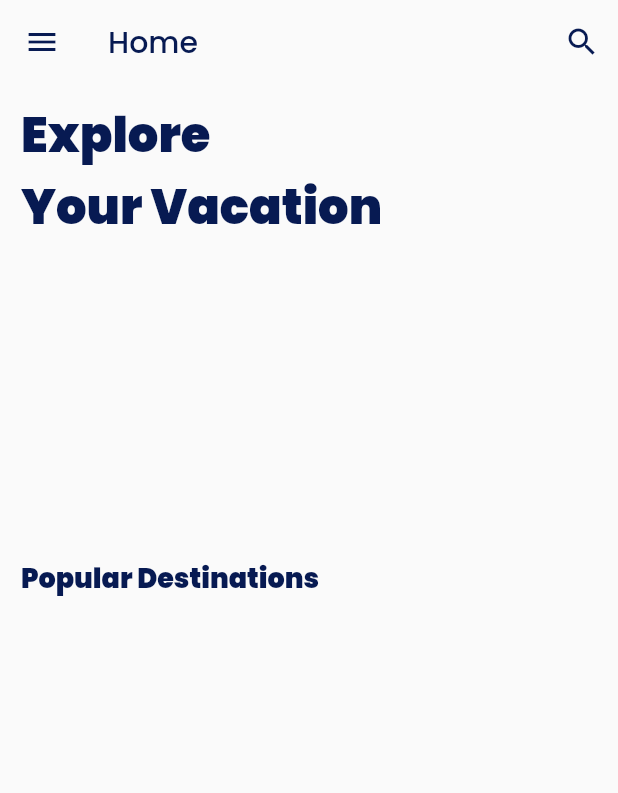
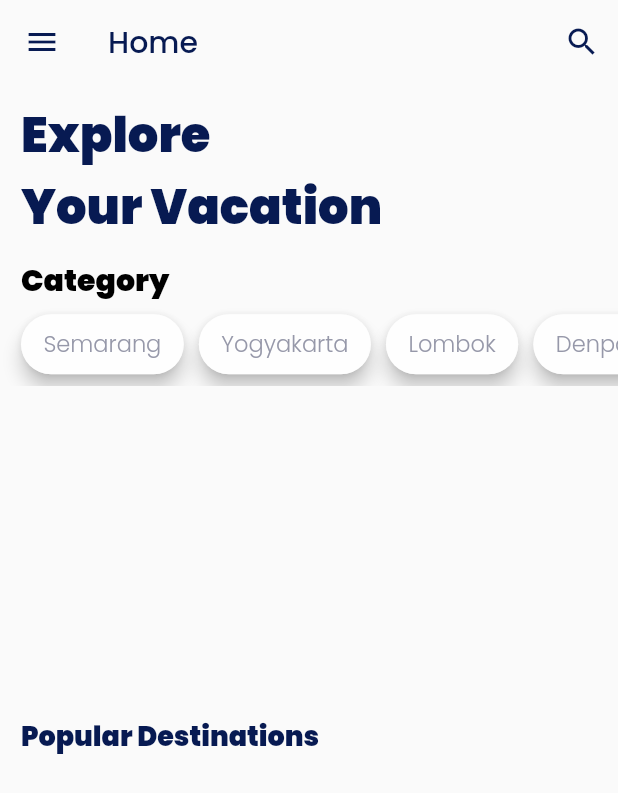
Before and after one commit to luthfiirsya33/capstone-project, a Flutter app: the HomePage screen opened directly, on a phone screen of 412 x 824 dp. Shown: the top 793 px of the screen. Run offline on Flutter 3.47's test engine with Material 2 defaults, Android fonts, the phone set to English and light mode, and no system bars; our stand-ins replace bubble, cloud_firestore, firebase_auth, firebase_core, firebase_storage, fluttertoast and 4 more; missing offline and left inert: dialogflow_flutter; accounts and stored records are empty; network calls fail.

Commit message:
menambahkan category

```diff
--- a/lib/presentation/pages/home/home_page.dart
+++ b/lib/presentation/pages/home/home_page.dart
@@ -5,6 +5,7 @@ import 'dart:io';
 import 'package:capstone_project_sib_kwi/common/constants.dart';
 import 'package:capstone_project_sib_kwi/data/models/destination_detail.dart';
 import 'package:capstone_project_sib_kwi/data/models/user.dart';
+import 'package:capstone_project_sib_kwi/presentation/widgets/category_card.dart';
 import 'package:capstone_project_sib_kwi/presentation/widgets/destination_card.dart';
 import 'package:capstone_project_sib_kwi/presentation/widgets/destination_tile.dart';
 import 'package:capstone_project_sib_kwi/presentation/pages/home/drawer_screen.dart';
@@ -79,7 +80,58 @@ class _HomePageState extends State<HomePage> {
                   padding: const EdgeInsets.only(top: 10, left: 14),
                   child: Text("Explore\nYour Vacation",
                       style: darkPurpleTextStyle.copyWith(
-                          fontSize: 32, fontWeight: bold))),
+                          fontSize: 32, fontWeight: bold),
+                          ),
+                          ),
+                          const SizedBox(
+                height: 10,
+              ),
+              Padding(
+                padding: const EdgeInsets.only(left: 14),
+                child: Row(
+                  mainAxisAlignment: MainAxisAlignment.start,
+                  mainAxisSize: MainAxisSize.max,
+                  children: [
+                    Text(
+                      "Category",
+                      style: blackTextStyle.copyWith(
+                          fontSize: 20, fontWeight: bold),
+                    ),
+                  ],
+                ),
+              ),
+              SizedBox(
+                height: 55,
+                child: ListView(
+                  scrollDirection: Axis.horizontal,
+                  padding: const EdgeInsets.only(left: 14.0),
+                  children: [
+                    Row(
+                      children: [
+                        CategoryCard(
+                          press: () {},
+                          title: "Semarang",
+                        ),
+                        CategoryCard(
+                          press: () {},
+                          title: "Yogyakarta",
+                        ),
+                        CategoryCard(
+                          press: () {},
+                          title: "Lombok",
+                        ),
+                        CategoryCard(
+                          press: () {},
+                          title: "Denpasar",
+                        ),
+                      ],
+                    ),
+                  ],
+                ),
+              ),
+              const SizedBox(
+                height: 10,
+              ),
               SizedBox(
                   height: 200,
                   child: StreamBuilder(
--- /dev/null
+++ b/lib/presentation/widgets/category_card.dart
@@ -0,0 +1,39 @@
+import 'package:capstone_project_sib_kwi/common/constants.dart';
+import 'package:flutter/material.dart';
+
+class CategoryCard extends StatelessWidget {
+  final String title;
+  final VoidCallback press;
+
+  const CategoryCard({
+    Key? key, required this.title, required this.press,
+  }) : super(key: key);
+
+  @override
+  Widget build(BuildContext context) {
+    return Padding(
+      padding: const EdgeInsets.only(right: 10),
+      child: InkWell(
+        onTap: press,
+        child: Material(
+          elevation: 5,
+          borderRadius: BorderRadius.circular(100),
+          child: Container(
+            height: 40,
+            decoration: BoxDecoration(
+              color: whiteColor70,
+              borderRadius: BorderRadius.circular(100),
+            ),
+            child: Padding(
+              padding: const EdgeInsets.symmetric(horizontal: 15, vertical: 8.0),
+              child: Text(
+                title,
+                style: greyTextStyle.copyWith(fontSize: 15, fontWeight: regular),
+              ),
+            ),
+          ),
+        ),
+      ),
+    );
+  }
+}
```
